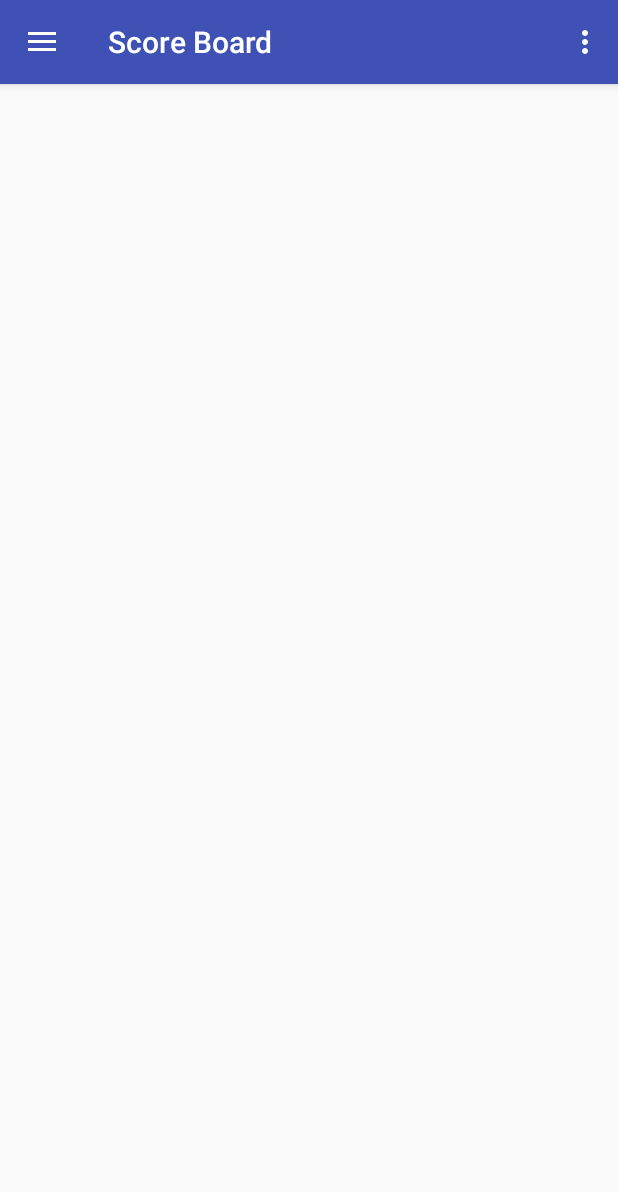
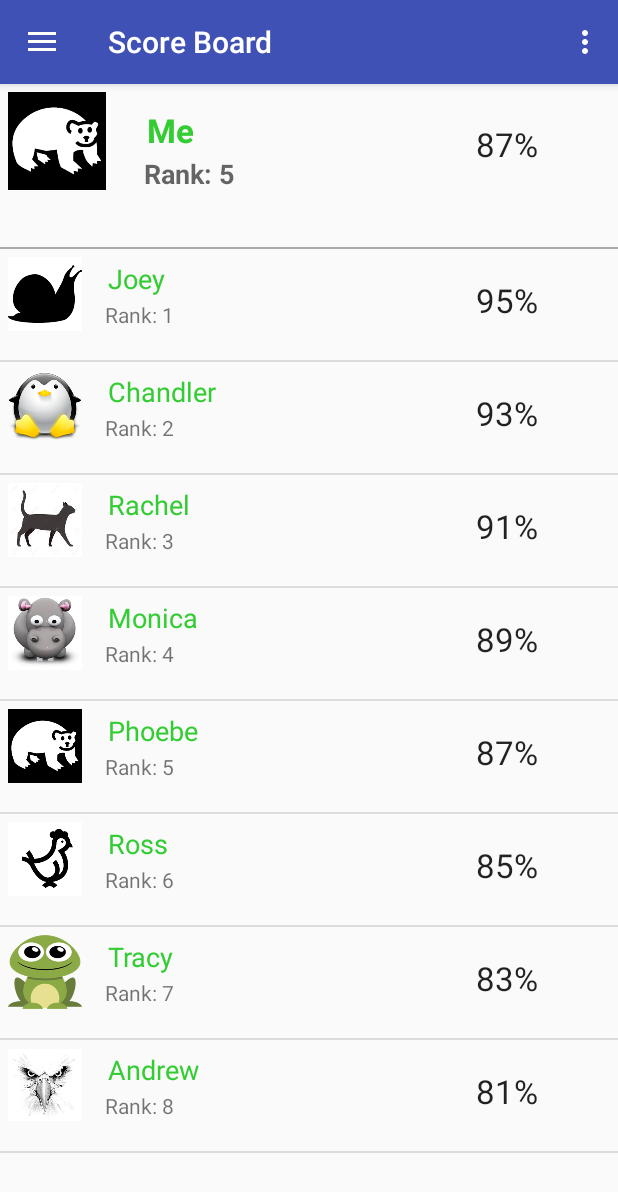
Before and after one commit to monstersuniversity/08781-Mobile-IoT, an Android app: the screen it shows after launch (MainActivity), after a tap on "Score Board", on a phone screen of 412 x 824 dp. Shown: the top 1192 px of the screen. Run offline under Robolectric (Android 15) with nearby library versions, the phone set to English and light mode, and no system bars; libraries missing offline, so code that uses them is left out: com.github.mikephil.charting; 21 statements that could not run were skipped; 1 other tap on this screen came first.

Commit message:
scoreboard_v1

```diff
--- a/EcoBin/app/build.gradle
+++ b/EcoBin/app/build.gradle
@@ -17,6 +17,9 @@ android {
             proguardFiles getDefaultProguardFile('proguard-android.txt'), 'proguard-rules.pro'
         }
     }
+    aaptOptions {
+        cruncherEnabled = false
+    }
 }
 
 dependencies {
--- /dev/null
+++ b/EcoBin/app/src/main/java/edu/cmu/ecobin/CustomListAdapter.java
@@ -0,0 +1,59 @@
+package edu.cmu.ecobin;
+
+/**
+ * Created by danqihuang on 2/22/18.
+ */
+
+import android.app.Activity;
+import android.view.LayoutInflater;
+import android.view.View;
+import android.view.ViewGroup;
+import android.widget.ArrayAdapter;
+import android.widget.ImageView;
+import android.widget.TextView;
+
+public class CustomListAdapter extends ArrayAdapter<String> {
+
+    private final Activity context;
+    private final String[] itemname;
+    private final Integer[] imgid;
+    private final String[] rank;
+    private final int[] numbers;
+
+    public CustomListAdapter(Activity context, String[] itemname, Integer[] imgid) {
+        super(context, R.layout.mylist, itemname);
+        // TODO Auto-generated constructor stub
+
+        this.context=context;
+        this.itemname=itemname;
+        this.imgid=imgid;
+
+        rank = new String[itemname.length];
+        for (int i = 0; i < rank.length; i++) {
+            rank[i] = String.valueOf(i + 1);
+        }
+
+        numbers = new int[itemname.length];
+        for (int i = 0; i < numbers.length; i++) {
+            numbers[i] = 95 - 2 * i;
+        }
+    }
+
+    public View getView(int position, View view, ViewGroup parent) {
+        LayoutInflater inflater=context.getLayoutInflater();
+        View rowView=inflater.inflate(R.layout.mylist, null,true);
+
+        TextView txtTitle = (TextView) rowView.findViewById(R.id.item);
+        ImageView imageView = (ImageView) rowView.findViewById(R.id.icon);
+        TextView extratxt = (TextView) rowView.findViewById(R.id.textView1);
+
+        TextView number = (TextView) rowView.findViewById(R.id.textView2);
+
+        txtTitle.setText(itemname[position]);
+        imageView.setImageResource(imgid[position]);
+        extratxt.setText("Rank: "+rank[position]);
+        number.setText(String.valueOf(numbers[position]) + "%");
+        return rowView;
+
+    };
+}
--- a/EcoBin/app/src/main/java/edu/cmu/ecobin/MainActivity.java
+++ b/EcoBin/app/src/main/java/edu/cmu/ecobin/MainActivity.java
@@ -1,5 +1,6 @@
 package edu.cmu.ecobin;
 
+import android.content.Intent;
 import android.os.Bundle;
 import android.support.design.widget.FloatingActionButton;
 import android.support.design.widget.Snackbar;
@@ -89,6 +90,7 @@ public class MainActivity extends AppCompatActivity
             ft.replace(R.id.content_main, fragment);
             ft.commit();
         }
+
         DrawerLayout drawer = (DrawerLayout) findViewById(R.id.drawer_layout);
         drawer.closeDrawer(GravityCompat.START);
     }
--- a/EcoBin/app/src/main/java/edu/cmu/ecobin/Score.java
+++ b/EcoBin/app/src/main/java/edu/cmu/ecobin/Score.java
@@ -1,36 +1,103 @@
 package edu.cmu.ecobin;
 
 
+import android.app.Activity;
 import android.os.Bundle;
 import android.support.annotation.Nullable;
 import android.support.v4.app.Fragment;
+import android.util.Log;
 import android.view.LayoutInflater;
 import android.view.View;
 import android.view.ViewGroup;
-import android.widget.BaseAdapter;
+import android.widget.AdapterView;
+import android.widget.ImageView;
 import android.widget.ListView;
+import android.widget.TextView;
+import android.widget.Toast;
+import android.widget.AdapterView.OnItemClickListener;
 
 /**
  * Created by Onedollar on 2/22/18.
  */
 
 public class Score extends Fragment {
+
+    ListView list;
+    ImageView user_image;
+    TextView user_name, user_rank, user_number;
+
+
+    String[] itemname ={
+            "Joey",
+            "Chandler",
+            "Rachel",
+            "Monica",
+            "Phoebe",
+            "Ross",
+            "Tracy",
+            "Andrew"
+    };
+
+    Integer[] imgid={
+            R.drawable.joey,
+            R.drawable.chandler,
+            R.drawable.phoebe,
+            R.drawable.monica,
+            R.drawable.rachel,
+            R.drawable.ross,
+            R.drawable.andrew,
+            R.drawable.large_eagle_black,
+    };
+
     @Override
     public void onViewCreated(View view, @Nullable Bundle savedInstanceState) {
         super.onViewCreated(view, savedInstanceState);
+        getActivity().setTitle("Score Board");
 
-        getActivity().setTitle("Score Board");
     }
+
 
     @Nullable
     @Override
     public View onCreateView(LayoutInflater inflater, @Nullable ViewGroup container, Bundle savedInstanceState) {
         View rootView = inflater.inflate(R.layout.score, container, false);
-        ListView listView = (ListView)rootView.findViewById(R.id.scoreListView);
+
+
+        super.onCreate(savedInstanceState);
+        //getActivity().setContentView(R.layout.score);
+
+        CustomListAdapter adapter=new CustomListAdapter(getActivity(), itemname, imgid);
+
+
+        user_image = (ImageView)rootView.findViewById(R.id.user_image);
+        user_image.setImageResource(imgid[4]);
+        user_name = (TextView) rootView.findViewById(R.id.user_name);
+        user_name.setText("Me");
+        user_rank = (TextView) rootView.findViewById(R.id.user_rank);
+        user_rank.setText("Rank: 5");
+        user_number = (TextView) rootView.findViewById(R.id.user_number);
+        user_number.setText("87%");
+
+
+        list=(ListView)rootView.findViewById(R.id.list);
+
+
+        list.setAdapter(adapter);
+
+        list.setOnItemClickListener(new AdapterView.OnItemClickListener() {
+
+            @Override
+            public void onItemClick(AdapterView<?> parent, View view,
+                                    int position, long id) {
+                // TODO Auto-generated method stub
+                String Slecteditem= itemname[+position];
+                Toast.makeText(getActivity().getApplicationContext(), Slecteditem, Toast.LENGTH_SHORT).show();
+
+            }
+        });
 
         return rootView;
     }
 
 
-
 }
--- /dev/null
+++ b/EcoBin/app/src/main/res/layout/mylist.xml
@@ -0,0 +1,49 @@
+<?xml version="1.0" encoding="utf-8"?>
+<LinearLayout xmlns:android="http://schemas.android.com/apk/res/android"
+    android:layout_width="match_parent"
+    android:layout_height="match_parent"
+    android:orientation="horizontal" >
+
+    <ImageView
+        android:id="@+id/icon"
+        android:layout_width="60dp"
+        android:layout_height="60dp"
+        android:padding="5dp" />
+
+    <LinearLayout android:layout_width="wrap_content"
+        android:layout_height="wrap_content"
+        android:orientation="vertical">
+
+        <TextView
+            android:id="@+id/item"
+            android:layout_width="wrap_content"
+            android:layout_height="wrap_content"
+            android:text="Medium Text"
+            android:textAppearance="?android:attr/textAppearanceMedium"
+            android:layout_marginLeft="10dp"
+            android:layout_marginTop="5dp"
+            android:padding="2dp"
+            android:textColor="#33CC33" />
+        <TextView
+            android:id="@+id/textView1"
+            android:layout_width="wrap_content"
+            android:layout_height="wrap_content"
+            android:text="TextView"
+            android:layout_marginLeft="10dp"/>
+    </LinearLayout>
+
+    <View
+        android:layout_width="0dp"
+        android:layout_height="0dp"
+        android:layout_weight="1" />
+
+    <TextView
+        android:id="@+id/textView2"
+        android:layout_width="100dp"
+        android:layout_height="60dp"
+        android:layout_marginTop="14dp"
+        android:text="Large Text"
+        android:textAppearance="?android:attr/textAppearanceLarge"
+        android:padding="5dp" />
+
+</LinearLayout>
--- a/EcoBin/app/src/main/res/layout/score.xml
+++ b/EcoBin/app/src/main/res/layout/score.xml
@@ -1,12 +1,74 @@
 <?xml version="1.0" encoding="utf-8"?>
 <LinearLayout xmlns:android="http://schemas.android.com/apk/res/android"
     android:orientation="vertical"
-    android:layout_width="match_parent"
-    android:layout_height="match_parent"
-    android:weightSum="1">
+    android:layout_width="fill_parent"
+    android:layout_height="fill_parent">
+
+
+    <LinearLayout xmlns:android="http://schemas.android.com/apk/res/android"
+        android:layout_weight="6"
+        android:layout_width="match_parent"
+        android:layout_height="match_parent"
+        android:orientation="horizontal" >
+
+        <ImageView
+            android:id="@+id/user_image"
+            android:layout_width="76dp"
+            android:layout_height="76dp"
+            android:padding="5dp" />
+
+        <LinearLayout android:layout_width="wrap_content"
+            android:layout_height="wrap_content"
+            android:orientation="vertical">
+
+            <TextView
+                android:id="@+id/user_name"
+                android:layout_width="wrap_content"
+                android:layout_height="wrap_content"
+                android:text="Medium Text"
+                android:textAppearance="?android:attr/textAppearanceLarge"
+                android:textStyle="bold"
+                android:layout_marginLeft="20dp"
+                android:layout_marginTop="14dp"
+                android:padding="2dp"
+                android:textColor="#33CC33" />
+            <TextView
+                android:id="@+id/user_rank"
+                android:layout_width="wrap_content"
+                android:layout_height="wrap_content"
+                android:textStyle="bold"
+                android:text="TextView"
+                android:textAppearance="?android:attr/textAppearanceMedium"
+                android:layout_marginLeft="20dp"/>
+        </LinearLayout>
+
+        <View
+            android:layout_width="0dp"
+            android:layout_height="0dp"
+            android:layout_weight="1" />
+
+        <TextView
+            android:id="@+id/user_number"
+            android:layout_width="100dp"
+            android:layout_height="60dp"
+            android:layout_marginTop="20dp"
+            android:text="Large Text"
+            android:textAppearance="?android:attr/textAppearanceLarge"
+            android:padding="5dp" />
+
+    </LinearLayout>
+
+    <View
+        android:layout_width="match_parent"
+        android:layout_height="1dp"
+        android:background="@android:color/darker_gray"/>
 
     <ListView
+        android:id="@+id/list"
         android:layout_width="match_parent"
-        android:layout_height="match_parent"
-        android:id ="@+id/scoreListView"></ListView>
+        android:layout_height="fill_parent"
+        android:layout_weight="1"
+        android:layout_alignParentLeft="true"
+        android:layout_alignParentTop="true" />
+
 </LinearLayout>
--- a/EcoBin/build.gradle
+++ b/EcoBin/build.gradle
@@ -23,6 +23,7 @@ allprojects {
     }
 }
 
+
 task clean(type: Delete) {
     delete rootProject.buildDir
 }
```
Also changed, not shown: EcoBin/app/src/main/res/drawable/ic_launcher_background.xml (added, +170 -0 lines), EcoBin/app/src/main/res/drawable/andrew.png (added), EcoBin/app/src/main/res/drawable/chandler.png (added), EcoBin/app/src/main/res/drawable/joey.png (added), EcoBin/app/src/main/res/drawable/large_eagle_black.png (added), EcoBin/app/src/main/res/drawable/monica.png (added), EcoBin/app/src/main/res/drawable/phoebe.png (added), EcoBin/app/src/main/res/drawable/rachel.png (added), EcoBin/app/src/main/res/drawable/ross.png (added).
